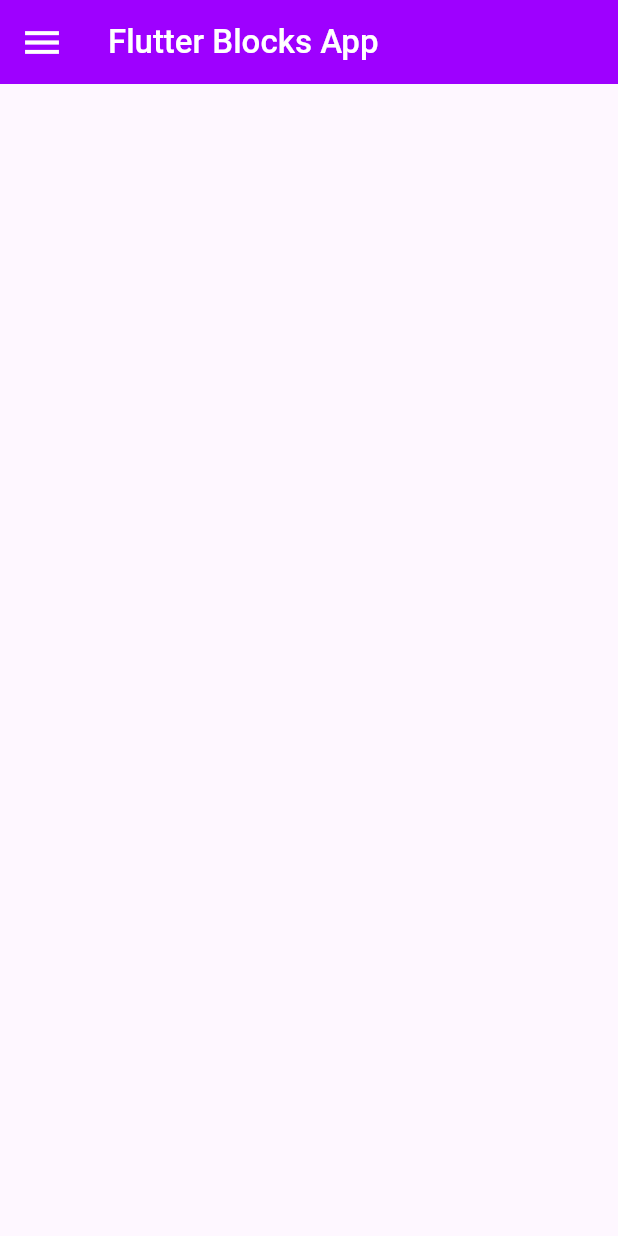
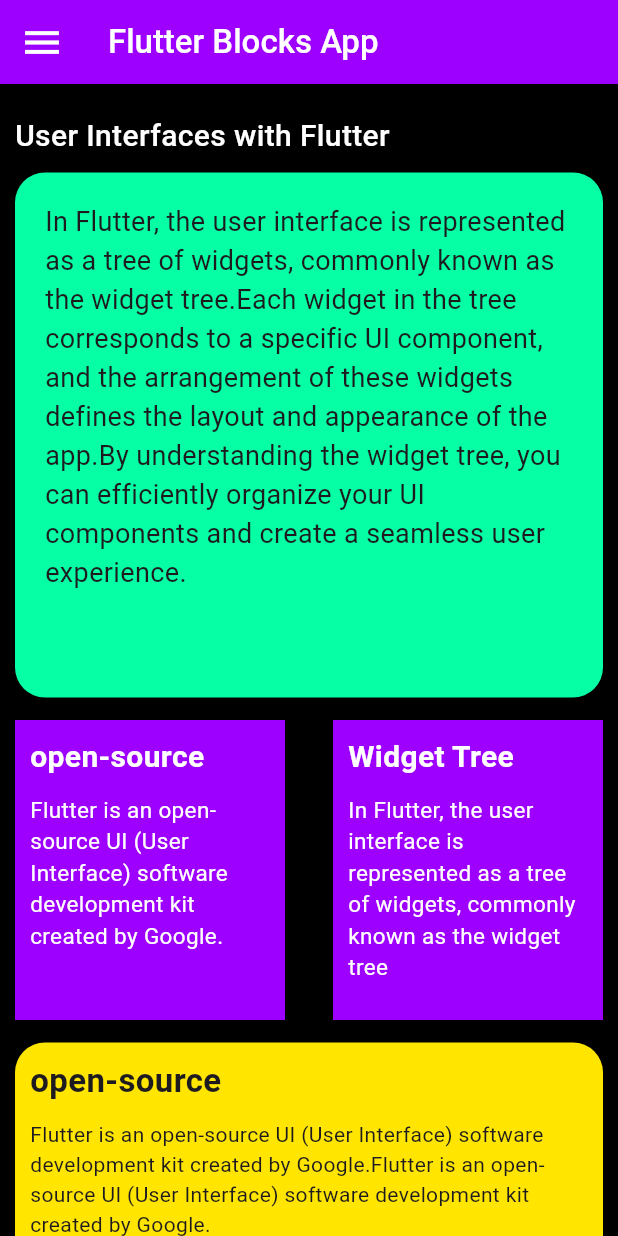
Before and after one commit to THARINDUnirmal/flutter-block-app, a Flutter app: the screen it shows after launch, on a phone screen of 412 x 824 dp. Run offline on Flutter 3.47's test engine with Material 3 defaults, Android fonts, the phone set to English and light mode, and no system bars.

Commit message:
3rd commit

```diff
--- a/lib/pages/home_page/home_page.dart
+++ b/lib/pages/home_page/home_page.dart
@@ -1,4 +1,6 @@
 import 'package:flutter/material.dart';
+import 'package:flutter_block_app/pages/home_page/reuse_widget/big_container.dart';
+import 'package:flutter_block_app/pages/home_page/reuse_widget/small_card.dart';
 import 'package:flutter_block_app/pages/home_page/widget/app_bar_widget.dart';
 
 class HomePage extends StatelessWidget {
@@ -7,11 +9,83 @@ class HomePage extends StatelessWidget {
   @override
   Widget build(BuildContext context) {
     return Scaffold(
+      backgroundColor: Colors.black,
       appBar: AppBar(
         backgroundColor: const Color(0xff9E00FF),
         leading: appBarLeading,
         title: appBarTitle,
       ),
+      body: SingleChildScrollView(
+        child: Padding(
+          padding: const EdgeInsets.all(10.0),
+          child: Column(
+            crossAxisAlignment: CrossAxisAlignment.start,
+            children: [
+              SizedBox(
+                height: 10,
+              ),
+              Text(
+                "User Interfaces with Flutter",
+                style: TextStyle(
+                  fontSize: 20,
+                  fontWeight: FontWeight.w500,
+                  color: Colors.white,
+                ),
+              ),
+              SizedBox(
+                height: 10,
+              ),
+              Container(
+                padding: EdgeInsets.all(20),
+                width: double.infinity,
+                height: 350,
+                decoration: BoxDecoration(
+                  borderRadius: BorderRadius.circular(20),
+                  color: Color(0xff06FFA5),
+                ),
+                child: Text(
+                  "In Flutter, the user interface is represented as a tree of widgets, commonly known as the widget tree.Each widget in the tree corresponds to a specific UI component, and the arrangement of these widgets defines the layout and appearance of the app.By understanding the widget tree, you can efficiently organize your UI components and create a seamless user experience.",
+                  style: TextStyle(fontSize: 18),
+                ),
+              ),
+              SizedBox(
+                height: 15,
+              ),
+              const Row(
+                mainAxisAlignment: MainAxisAlignment.spaceBetween,
+                children: [
+                  SmallCard(
+                    title: "open-source",
+                    description:
+                        "Flutter is an open-source UI (User Interface) software development kit created by Google.",
+                  ),
+                  SmallCard(
+                    title: "Widget Tree",
+                    description:
+                        "In Flutter, the user interface is represented as a tree of widgets, commonly known as the widget tree",
+                  ),
+                ],
+              ),
+              SizedBox(
+                height: 15,
+              ),
+              BigConatiner(
+                title: "open-source",
+                description:
+                    "Flutter is an open-source UI (User Interface) software development kit created by Google.Flutter is an open-source UI (User Interface) software development kit created by Google.",
+              ),
+              SizedBox(
+                height: 15,
+              ),
+              BigConatiner(
+                title: "Widget Tree",
+                description:
+                    "In Flutter, the user interface is represented as a tree of widgets, commonly known as the widget treeIn Flutter, the user interface is represented as a tree of widgets, commonly known as the widget tree",
+              ),
+            ],
+          ),
+        ),
+      ),
     );
   }
 }
--- /dev/null
+++ b/lib/pages/home_page/reuse_widget/big_container.dart
@@ -0,0 +1,46 @@
+import 'package:flutter/material.dart';
+
+class BigConatiner extends StatelessWidget {
+  final String title;
+  final String description;
+
+  const BigConatiner({
+    super.key,
+    required this.title,
+    required this.description,
+  });
+
+  @override
+  Widget build(BuildContext context) {
+    return Container(
+      padding: EdgeInsets.all(10),
+      width: double.infinity,
+      height: 150,
+      decoration: BoxDecoration(
+        borderRadius: BorderRadius.circular(20),
+        color: Color(0xffFFE500),
+      ),
+      child: Column(
+        crossAxisAlignment: CrossAxisAlignment.start,
+        children: [
+          Text(
+            title,
+            style: TextStyle(
+              fontSize: 22,
+              fontWeight: FontWeight.w700,
+            ),
+          ),
+          SizedBox(
+            height: 10,
+          ),
+          Text(
+            description,
+            style: TextStyle(
+              fontWeight: FontWeight.w400,
+            ),
+          ),
+        ],
+      ),
+    );
+  }
+}
--- /dev/null
+++ b/lib/pages/home_page/reuse_widget/small_card.dart
@@ -0,0 +1,45 @@
+import 'package:flutter/material.dart';
+
+class SmallCard extends StatelessWidget {
+  final String title;
+  final String description;
+
+  const SmallCard({
+    super.key,
+    required this.title,
+    required this.description,
+  });
+
+  @override
+  Widget build(BuildContext context) {
+    return Container(
+      padding: const EdgeInsets.all(10),
+      width: 180,
+      height: 200,
+      color: const Color(0xff9E00FF),
+      child: Column(
+        crossAxisAlignment: CrossAxisAlignment.start,
+        children: [
+          Text(
+            title,
+            style: const TextStyle(
+              fontSize: 20,
+              color: Colors.white,
+              fontWeight: FontWeight.w700,
+            ),
+          ),
+          const SizedBox(
+            height: 10,
+          ),
+          Text(
+            description,
+            style: const TextStyle(
+              fontSize: 15,
+              color: Colors.white,
+            ),
+          ),
+        ],
+      ),
+    );
+  }
+}
```
